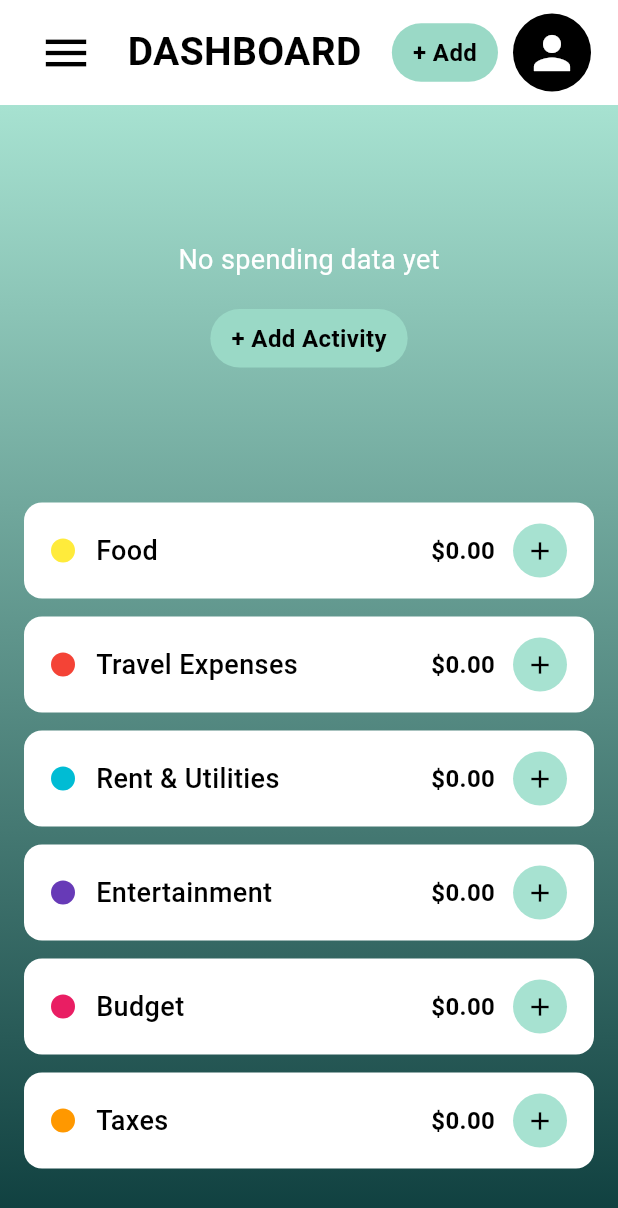
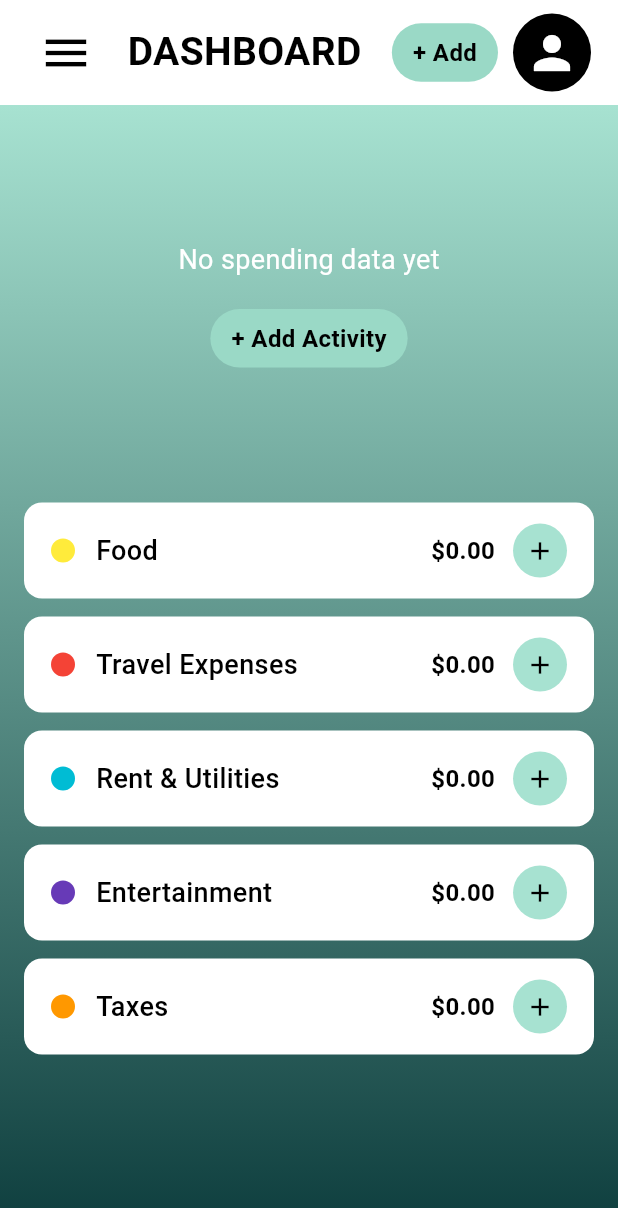
Before and after one commit to ArthurKhoaPham/Budget-Tracking-App, a Flutter app: the BudgetAllocationPage screen opened directly, after a tap on the "menu" icon, after a tap on "Dashboard", on a phone screen of 412 x 824 dp. Shown: the top 1208 px of the screen. Run offline on Flutter 3.47's test engine with Material 3 defaults, Android fonts, the phone set to English and light mode, and no system bars; our stand-ins replace pie_chart, supabase_flutter; accounts and stored records are empty.

Commit message:
Added monthly budget and working activity and pie chart functionality

```diff
--- a/budgeting/lib/budget_allocation_page.dart
+++ b/budgeting/lib/budget_allocation_page.dart
@@ -15,16 +15,6 @@ class _BudgetAllocationPageState extends State<BudgetAllocationPage> {
   final TextEditingController _limitController = TextEditingController();
 
   bool _isSaving = false;
-  int _selectedCategoryId = 1;
-
-  final Map<String, int> categoryOptions = {
-    "Food": 1,
-    "Travel Expenses": 2,
-    "Rent & Utilities": 3,
-    "Entertainment": 4,
-    "Budget": 5,
-    "Taxes": 6,
-  };
 
   Future<void> _saveBudgetLimit() async {
     final user = supabase.auth.currentUser;
@@ -46,17 +36,22 @@ class _BudgetAllocationPageState extends State<BudgetAllocationPage> {
     });
 
     try {
-      await supabase.from("budget_allocation").upsert(
-        {
-          "user_id": user.id,
-          "category_id": _selectedCategoryId,
-          "monthly_limit": limit,
-        },
-        onConflict: "user_id,category_id",
-      );
+      await _saveBudgetToNewTable(user.id, limit);
 
       _limitController.clear();
       _showMessage("Budget limit saved!");
+    } on PostgrestException catch (error) {
+      if (error.code == 'PGRST205') {
+        try {
+          await _saveBudgetToLegacyTable(user.id, limit);
+          _limitController.clear();
+          _showMessage("Budget limit saved!");
+        } catch (legacyError) {
+          _showMessage("Error saving budget: $legacyError");
+        }
+      } else {
+        _showMessage("Error saving budget: $error");
+      }
     } catch (error) {
       _showMessage("Error saving budget: $error");
     } finally {
@@ -68,10 +63,25 @@ class _BudgetAllocationPageState extends State<BudgetAllocationPage> {
     }
   }
 
+  Future<void> _saveBudgetToNewTable(String userId, double limit) async {
+    await supabase.from("user_budget").upsert({
+      "user_id": userId,
+      "monthly_limit": limit,
+    }, onConflict: "user_id");
+  }
+
+  Future<void> _saveBudgetToLegacyTable(String userId, double limit) async {
+    await supabase.from("budget_allocation").upsert({
+      "user_id": userId,
+      "category_id": 5,
+      "monthly_limit": limit,
+    }, onConflict: "user_id,category_id");
+  }
+
   void _showMessage(String message) {
-    ScaffoldMessenger.of(context).showSnackBar(
-      SnackBar(content: Text(message)),
-    );
+    ScaffoldMessenger.of(
+      context,
+    ).showSnackBar(SnackBar(content: Text(message)));
   }
 
   @override
@@ -104,7 +114,7 @@ class _BudgetAllocationPageState extends State<BudgetAllocationPage> {
                     width: MediaQuery.of(context).size.width * 0.85,
                     padding: const EdgeInsets.all(24),
                     decoration: BoxDecoration(
-                      color: const Color(0xFF78B6B7).withOpacity(0.95),
+                      color: const Color(0xFF78B6B7).withValues(alpha: 0.95),
                       borderRadius: BorderRadius.circular(16),
                     ),
                     child: Column(
@@ -120,29 +130,6 @@ class _BudgetAllocationPageState extends State<BudgetAllocationPage> {
                           ),
                         ),
                         const SizedBox(height: 28),
-
-                        const Text(
-                          "Category",
-                          style: TextStyle(fontSize: 20, color: Colors.white),
-                        ),
-                        const SizedBox(height: 8),
-                        DropdownButtonFormField<int>(
-                          value: _selectedCategoryId,
-                          items: categoryOptions.entries.map((entry) {
-                            return DropdownMenuItem<int>(
-                              value: entry.value,
-                              child: Text(entry.key),
-                            );
-                          }).toList(),
-                          onChanged: (value) {
-                            if (value != null) {
-                              setState(() {
-                                _selectedCategoryId = value;
-                              });
-                            }
-                          },
-                          decoration: _inputDecoration(),
-                        ),
 
                         const SizedBox(height: 22),
 
@@ -203,10 +190,7 @@ class _BudgetAllocationPageState extends State<BudgetAllocationPage> {
     );
   }
 
-  InputDecoration _inputDecoration({
-    String? hintText,
-    String? prefixText,
-  }) {
+  InputDecoration _inputDecoration({String? hintText, String? prefixText}) {
     return InputDecoration(
       filled: true,
       fillColor: Colors.grey.shade300,
--- a/budgeting/lib/dashboard_page.dart
+++ b/budgeting/lib/dashboard_page.dart
@@ -31,7 +31,9 @@ class _DashboardPageState extends State<DashboardPage> {
 
   bool _isLoading = true;
   List<CategorySpending> categorySpendings = [];
-  double totalBalance = 0.0;
+  double budgetLimit = 0.0;
+  double totalSpent = 0.0;
+  double balanceRemaining = 0.0;
 
   // Category ID to name map
   final Map<int, String> categoryIdToName = {
@@ -88,9 +90,15 @@ class _DashboardPageState extends State<DashboardPage> {
             (categoryAmounts[categoryId] ?? 0.0) + amount;
       }
 
-      // Build CategorySpending list for all possible categories
+      final budgetAmount = await _loadMonthlyBudget(user.id);
+
+      // Build CategorySpending list for all spending categories
       List<CategorySpending> spendings = [];
       categoryIdToName.forEach((categoryId, categoryName) {
+        if (categoryName == 'Budget') {
+          return;
+        }
+
         final amount = categoryAmounts[categoryId] ?? 0.0;
         spendings.add(
           CategorySpending(
@@ -112,15 +120,19 @@ class _DashboardPageState extends State<DashboardPage> {
         ),
       );
 
-      // Calculate total balance
-      double total = 0.0;
+      // Calculate budget totals
+      double spent = 0.0;
       for (var spending in spendings) {
-        total += spending.amount;
+        spent += spending.amount;
       }
+
+      final remaining = budgetAmount - spent;
 
       setState(() {
         categorySpendings = spendings;
-        totalBalance = total;
+        budgetLimit = budgetAmount;
+        totalSpent = spent;
+        balanceRemaining = remaining;
         _isLoading = false;
       });
     } catch (error) {
@@ -129,6 +141,36 @@ class _DashboardPageState extends State<DashboardPage> {
         _isLoading = false;
       });
     }
+  }
+
+  Future<double> _loadMonthlyBudget(String userId) async {
+    try {
+      final budgetRow = await supabase
+          .from('user_budget')
+          .select('monthly_limit')
+          .eq('user_id', userId)
+          .maybeSingle();
+
+      if (budgetRow != null && budgetRow['monthly_limit'] != null) {
+        return double.tryParse(budgetRow['monthly_limit'].toString()) ?? 0.0;
+      }
+    } on PostgrestException catch (error) {
+      if (error.code != 'PGRST205') {
+        rethrow;
+      }
+    }
+
+    final legacyRows = await supabase
+        .from('budget_allocation')
+        .select('monthly_limit')
+        .eq('user_id', userId);
+
+    double total = 0.0;
+    for (final row in legacyRows) {
+      total += double.tryParse(row['monthly_limit'].toString()) ?? 0.0;
+    }
+
+    return total;
   }
 
   void _showSnackBar(String message) {
@@ -140,6 +182,18 @@ class _DashboardPageState extends State<DashboardPage> {
 
   String _formatMoney(double value) {
     return '\$${value.toStringAsFixed(2)}';
+  }
+
+  String _centerLabel() {
+    return balanceRemaining < 0 ? 'Over Budget' : 'Balance Remaining';
+  }
+
+  Color _centerLabelColor() {
+    return balanceRemaining < 0 ? Colors.red : Colors.black;
+  }
+
+  double _centerValue() {
+    return balanceRemaining < 0 ? balanceRemaining.abs() : balanceRemaining;
   }
 
   void _navigateToAddActivity() {
@@ -274,10 +328,16 @@ class _DashboardPageState extends State<DashboardPage> {
       }
     }
 
+    // Pie chart shows only category balances (no Balance Remaining slice)
+
     // Create color list for pie chart
     List<Color> colorList = [];
     pieData.forEach((name, amount) {
+      if (name == 'Balance Remaining') {
+        colorList.add(const Color(0xFF7ED957));
+      } else {
         colorList.add(categoryColors[name] ?? Colors.grey);
+      }
     });
 
     if (pieData.isEmpty) {
@@ -319,7 +379,10 @@ class _DashboardPageState extends State<DashboardPage> {
       );
     }
 
-    return Stack(
+    return Column(
+      mainAxisSize: MainAxisSize.min,
+      children: [
+        Stack(
           alignment: Alignment.center,
           children: [
             SizedBox(
@@ -340,21 +403,62 @@ class _DashboardPageState extends State<DashboardPage> {
               child: Column(
                 mainAxisAlignment: MainAxisAlignment.center,
                 children: [
-              const Text(
-                'Total Balance',
+                  Text(
+                    _centerLabel(),
                     style: TextStyle(
                       fontSize: 16,
-                  color: Colors.black,
+                      color: _centerLabelColor(),
                       fontWeight: FontWeight.w500,
                     ),
                   ),
                   const SizedBox(height: 8),
                   Text(
-                _formatMoney(totalBalance),
-                style: const TextStyle(
+                    _formatMoney(_centerValue()),
+                    style: TextStyle(
                       fontSize: 32,
-                  color: Colors.black,
+                      color: _centerLabelColor(),
                       fontWeight: FontWeight.bold,
+                    ),
+                  ),
+                ],
+              ),
+            ),
+          ],
+        ),
+        const SizedBox(height: 14),
+        if (budgetLimit > 0)
+          Container(
+            padding: const EdgeInsets.symmetric(horizontal: 14, vertical: 8),
+            decoration: BoxDecoration(
+              color: Colors.white.withValues(alpha: 0.25),
+              borderRadius: BorderRadius.circular(20),
+              border: Border.all(
+                color: balanceRemaining > 0
+                    ? const Color(0xFF7ED957)
+                    : Colors.red,
+                width: 1.5,
+              ),
+            ),
+            child: Row(
+              mainAxisSize: MainAxisSize.min,
+              children: [
+                Container(
+                  width: 12,
+                  height: 12,
+                  decoration: BoxDecoration(
+                    shape: BoxShape.circle,
+                    color: balanceRemaining > 0
+                        ? const Color(0xFF7ED957)
+                        : Colors.red,
+                  ),
+                ),
+                const SizedBox(width: 8),
+                Text(
+                  'Balance Remaining: ${_formatMoney(balanceRemaining > 0 ? balanceRemaining : 0)}',
+                  style: TextStyle(
+                    fontSize: 14,
+                    fontWeight: FontWeight.bold,
+                    color: balanceRemaining > 0 ? Colors.white : Colors.red,
                   ),
                 ),
               ],
--- a/budgeting/lib/goals_page.dart
+++ b/budgeting/lib/goals_page.dart
@@ -304,7 +304,7 @@ class _GoalsPageState extends State<GoalsPage> {
       width: MediaQuery.of(context).size.width * 0.86,
       padding: const EdgeInsets.all(18),
       decoration: BoxDecoration(
-        color: const Color(0xFF78B6B7).withOpacity(0.95),
+        color: const Color(0xFF78B6B7).withValues(alpha: 0.95),
         borderRadius: BorderRadius.circular(14),
       ),
       child: Column(
--- a/budgeting/lib/main.dart
+++ b/budgeting/lib/main.dart
@@ -1,7 +1,5 @@
 import 'package:flutter/material.dart';
 import 'package:supabase_flutter/supabase_flutter.dart';
-import 'add_activity_screen.dart';
-import 'goals_page.dart';
 import "login_page.dart";
 import 'dashboard_page.dart';
 
```
Also changed, not shown: budgeting/lib/add_activity_screen.dart (+79 -24 lines), budgeting/lib/login_page.dart (+10 -21 lines). Lines whose indentation alone changed are shown as unchanged.
